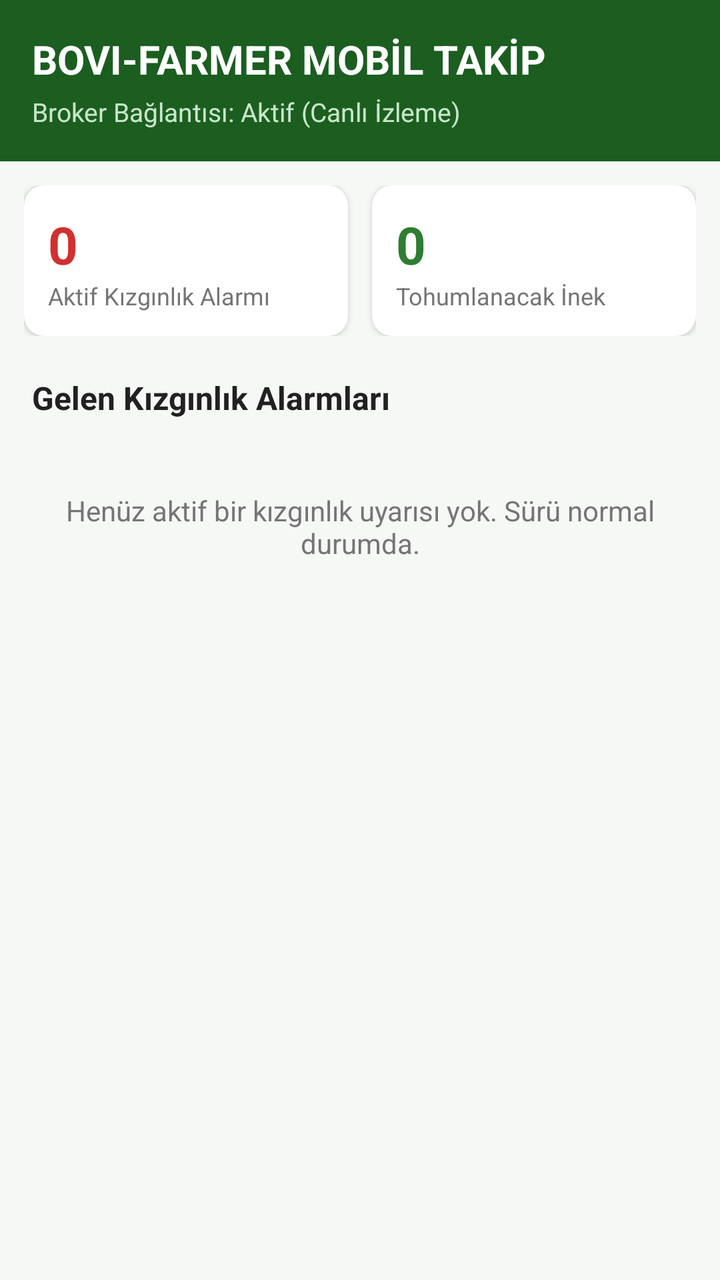
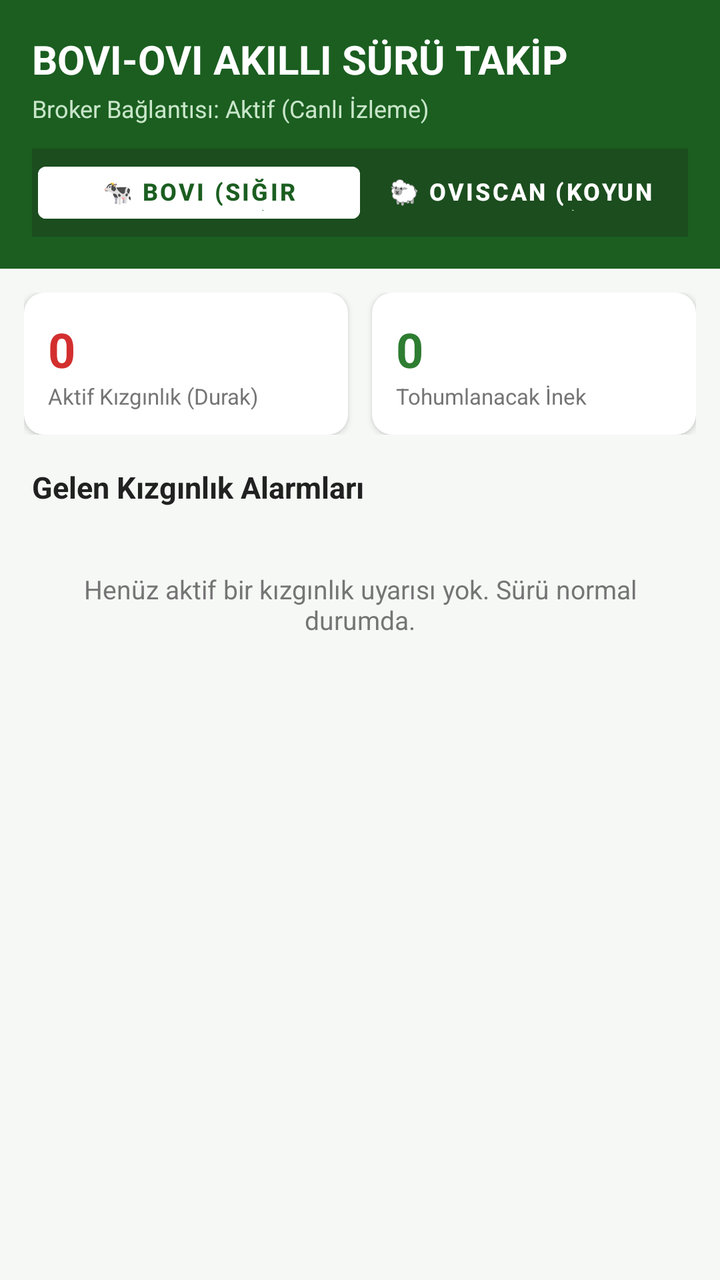

Screens rendered from an Android XML layout before and after an edit, with the pre-edit source and the edit as a unified diff.
<!-- AndroidManifest.xml: application theme Theme.BoviFarmer -->
<!-- res/layout/activity_farmer_main.xml -->
<?xml version="1.0" encoding="utf-8"?>
<LinearLayout xmlns:android="http://schemas.android.com/apk/res/android"
    xmlns:app="http://schemas.android.com/apk/res-auto"
    xmlns:tools="http://schemas.android.com/tools"
    android:layout_width="match_parent"
    android:layout_height="match_parent"
    android:background="@color/bg_light"
    android:orientation="vertical">

    
    <LinearLayout
        android:layout_width="match_parent"
        android:layout_height="wrap_content"
        android:background="@color/primary_farmer"
        android:orientation="vertical"
        android:padding="16dp">

        <TextView
            android:layout_width="wrap_content"
            android:layout_height="wrap_content"
            android:text="BOVI-FARMER MOBİL TAKİP"
            android:textColor="@color/white"
            android:textSize="20sp"
            android:textStyle="bold" />

        <TextView
            android:id="@+id/tvConnectionStatus"
            android:layout_width="wrap_content"
            android:layout_height="wrap_content"
            android:layout_marginTop="4dp"
            android:text="@string/status_connected"
            android:textColor="#C8E6C9"
            android:textSize="13sp" />
    </LinearLayout>

    
    <LinearLayout
        android:layout_width="match_parent"
        android:layout_height="wrap_content"
        android:orientation="horizontal"
        android:padding="12dp">

        <com.google.android.material.card.MaterialCardView
            android:layout_width="0dp"
            android:layout_height="wrap_content"
            android:layout_marginEnd="6dp"
            android:layout_weight="1"
            app:cardBackgroundColor="@color/card_bg"
            app:cardCornerRadius="10dp"
            app:cardElevation="2dp">

            <LinearLayout
                android:layout_width="match_parent"
                android:layout_height="wrap_content"
                android:orientation="vertical"
                android:padding="12dp">

                <TextView
                    android:id="@+id/tvActiveAlertCount"
                    android:layout_width="wrap_content"
                    android:layout_height="wrap_content"
                    android:text="0"
                    android:textColor="@color/alert_red"
                    android:textSize="26sp"
                    android:textStyle="bold" />

                <TextView
                    android:layout_width="wrap_content"
                    android:layout_height="wrap_content"
                    android:text="Aktif Kızgınlık Alarmı"
                    android:textColor="@color/text_secondary"
                    android:textSize="12sp" />
            </LinearLayout>
        </com.google.android.material.card.MaterialCardView>

        <com.google.android.material.card.MaterialCardView
            android:layout_width="0dp"
            android:layout_height="wrap_content"
            android:layout_marginStart="6dp"
            android:layout_weight="1"
            app:cardBackgroundColor="@color/card_bg"
            app:cardCornerRadius="10dp"
            app:cardElevation="2dp">

            <LinearLayout
                android:layout_width="match_parent"
                android:layout_height="wrap_content"
                android:orientation="vertical"
                android:padding="12dp">

                <TextView
                    android:id="@+id/tvInseminationCount"
                    android:layout_width="wrap_content"
                    android:layout_height="wrap_content"
                    android:text="0"
                    android:textColor="@color/accent_farmer"
                    android:textSize="26sp"
                    android:textStyle="bold" />

                <TextView
                    android:layout_width="wrap_content"
                    android:layout_height="wrap_content"
                    android:text="Tohumlanacak İnek"
                    android:textColor="@color/text_secondary"
                    android:textSize="12sp" />
            </LinearLayout>
        </com.google.android.material.card.MaterialCardView>

    </LinearLayout>

    
    <TextView
        android:layout_width="match_parent"
        android:layout_height="wrap_content"
        android:paddingHorizontal="16dp"
        android:paddingTop="8dp"
        android:paddingBottom="4dp"
        android:text="@string/lbl_alerts_heading"
        android:textColor="@color/text_primary"
        android:textSize="16sp"
        android:textStyle="bold" />

    
    <TextView
        android:id="@+id/tvEmptyState"
        android:layout_width="match_parent"
        android:layout_height="wrap_content"
        android:gravity="center"
        android:padding="32dp"
        android:text="@string/lbl_no_alerts"
        android:textColor="@color/text_secondary"
        android:textSize="14sp"
        android:visibility="visible" />

    
    <androidx.recyclerview.widget.RecyclerView
        android:id="@+id/rvAlerts"
        android:layout_width="match_parent"
        android:layout_height="0dp"
        android:layout_weight="1"
        android:paddingHorizontal="8dp"
        android:clipToPadding="false"
        tools:listitem="@layout/item_alert_card" />

</LinearLayout>
<!-- res/layout/item_alert_card.xml (included above) -->
<?xml version="1.0" encoding="utf-8"?>
<com.google.android.material.card.MaterialCardView xmlns:android="http://schemas.android.com/apk/res/android"
    xmlns:app="http://schemas.android.com/apk/res-auto"
    android:layout_width="match_parent"
    android:layout_height="wrap_content"
    android:layout_margin="6dp"
    app:cardBackgroundColor="@color/card_bg"
    app:cardCornerRadius="12dp"
    app:cardElevation="3dp"
    app:strokeColor="@color/alert_red"
    app:strokeWidth="1.5dp">

    <LinearLayout
        android:layout_width="match_parent"
        android:layout_height="wrap_content"
        android:orientation="vertical"
        android:padding="14dp">

        
        <LinearLayout
            android:layout_width="match_parent"
            android:layout_height="wrap_content"
            android:gravity="center_vertical"
            android:orientation="horizontal">

            <TextView
                android:id="@+id/tvCowId"
                android:layout_width="0dp"
                android:layout_height="wrap_content"
                android:layout_weight="1"
                android:text="İNEK: TR-06-3842"
                android:textColor="@color/text_primary"
                android:textSize="17sp"
                android:textStyle="bold" />

            <TextView
                android:id="@+id/tvExposureRateBadge"
                android:layout_width="wrap_content"
                android:layout_height="wrap_content"
                android:background="@drawable/badge_alert_bg"
                android:backgroundTint="@color/alert_red"
                android:paddingHorizontal="10dp"
                android:paddingVertical="4dp"
                android:text="%%% 78.4 ÖSTRUS"
                android:textColor="@color/white"
                android:textSize="12sp"
                android:textStyle="bold" />
        </LinearLayout>

        
        <TextView
            android:id="@+id/tvAlertTime"
            android:layout_width="wrap_content"
            android:layout_height="wrap_content"
            android:layout_marginTop="4dp"
            android:text="Tespit: 10:45 | Vulva Açık Süre: 224 sn"
            android:textColor="@color/text_secondary"
            android:textSize="13sp" />

        
        <LinearLayout
            android:layout_width="match_parent"
            android:layout_height="wrap_content"
            android:layout_marginTop="10dp"
            android:background="#FFF3E0"
            android:orientation="vertical"
            android:padding="10dp">

            <TextView
                android:layout_width="wrap_content"
                android:layout_height="wrap_content"
                android:text="⏰ OPTİMAL TOHUMLAMA ZAMANI:"
                android:textColor="@color/alert_amber"
                android:textSize="12sp"
                android:textStyle="bold" />

            <TextView
                android:id="@+id/tvInseminationWindow"
                android:layout_width="wrap_content"
                android:layout_height="wrap_content"
                android:layout_marginTop="2dp"
                android:text="Bugün Saat 16:00 - 22:00 Arası (12-18 Saat Sonrası)"
                android:textColor="@color/text_primary"
                android:textSize="14sp"
                android:textStyle="bold" />
        </LinearLayout>

        
        <LinearLayout
            android:layout_width="match_parent"
            android:layout_height="wrap_content"
            android:layout_marginTop="10dp"
            android:gravity="end"
            android:orientation="horizontal">

            <Button
                android:id="@+id/btnMarkDone"
                style="@style/Widget.MaterialComponents.Button.TextButton"
                android:layout_width="wrap_content"
                android:layout_height="wrap_content"
                android:text="Tohumlama Yapıldı"
                android:textColor="@color/accent_farmer"
                android:textStyle="bold" />
        </LinearLayout>

    </LinearLayout>
</com.google.android.material.card.MaterialCardView>
<!-- resources referenced by this layout -->
<resources>
  <color name="accent_farmer">#FF2E7D32</color>
  <color name="alert_amber">#FFF57C00</color>
  <color name="alert_red">#FFD32F2F</color>
  <color name="bg_light">#FFF6F8F6</color>
  <color name="card_bg">#FFFFFFFF</color>
  <color name="primary_farmer">#FF1B5E20</color>
  <color name="text_primary">#FF212121</color>
  <color name="text_secondary">#FF757575</color>
  <color name="white">#FFFFFFFF</color>
  <!-- drawable badge_alert_bg (drawable) -->
  <?xml version="1.0" encoding="utf-8"?>
  <shape xmlns:android="http://schemas.android.com/apk/res/android"
      android:shape="rectangle">
      <corners android:radius="12dp" />
      <solid android:color="@color/alert_red" />
  </shape>
  <string name="lbl_alerts_heading">Gelen Kızgınlık Alarmları</string>
  <string name="lbl_no_alerts">Henüz aktif bir kızgınlık uyarısı yok. Sürü normal durumda.</string>
  <string name="status_connected">Broker Bağlantısı: Aktif (Canlı İzleme)</string>
  <style name="Theme.BoviFarmer" parent="Theme.MaterialComponents.DayNight.NoActionBar">
          <item name="colorPrimary">@color/primary_farmer</item>
          <item name="colorPrimaryVariant">@color/primary_farmer_dark</item>
          <item name="colorOnPrimary">@color/white</item>
          <item name="android:windowBackground">@color/bg_light</item>
          <item name="android:statusBarColor">@color/primary_farmer_dark</item>
      </style>
  <color name="primary_farmer_dark">#FF0D3C10</color>
</resources>

<!-- the commit's change to res/layout/activity_farmer_main.xml (unified diff, before → after) -->
@@ -18,7 +18,7 @@
         <TextView
             android:layout_width="wrap_content"
             android:layout_height="wrap_content"
-            android:text="BOVI-FARMER MOBİL TAKİP"
+            android:text="BOVI-OVI AKILLI SÜRÜ TAKİP"
             android:textColor="@color/white"
             android:textSize="20sp"
             android:textStyle="bold" />
@@ -27,120 +27,350 @@
             android:id="@+id/tvConnectionStatus"
             android:layout_width="wrap_content"
             android:layout_height="wrap_content"
-            android:layout_marginTop="4dp"
+            android:layout_marginTop="3dp"
             android:text="@string/status_connected"
             android:textColor="#C8E6C9"
-            android:textSize="13sp" />
+            android:textSize="12sp" />
+
+        
+        <LinearLayout
+            android:layout_width="match_parent"
+            android:layout_height="wrap_content"
+            android:layout_marginTop="12dp"
+            android:background="#1B4D1E"
+            android:padding="3dp"
+            android:orientation="horizontal">
+
+            <Button
+                android:id="@+id/btnTabBovi"
+                style="@style/Widget.MaterialComponents.Button.TextButton"
+                android:layout_width="0dp"
+                android:layout_height="38dp"
+                android:layout_weight="1"
+                android:backgroundTint="@color/white"
+                android:text="🐄 Bovi (Sığır Kızgınlık)"
+                android:textColor="@color/primary_farmer"
+                android:textSize="12sp"
+                android:textStyle="bold" />
+
+            <Button
+                android:id="@+id/btnTabOvi"
+                style="@style/Widget.MaterialComponents.Button.TextButton"
+                android:layout_width="0dp"
+                android:layout_height="38dp"
+                android:layout_weight="1"
+                android:text="🐑 OviScan (Koyun Gebelik)"
+                android:textColor="@color/white"
+                android:textSize="12sp"
+                android:textStyle="bold" />
+        </LinearLayout>
     </LinearLayout>
 
     
     <LinearLayout
+        android:id="@+id/layoutBoviView"
         android:layout_width="match_parent"
-        android:layout_height="wrap_content"
-        android:orientation="horizontal"
-        android:padding="12dp">
-
-        <com.google.android.material.card.MaterialCardView
-            android:layout_width="0dp"
-            android:layout_height="wrap_content"
-            android:layout_marginEnd="6dp"
+        android:layout_height="match_parent"
+        android:orientation="vertical">
+
+        
+        <LinearLayout
+            android:layout_width="match_parent"
+            android:layout_height="wrap_content"
+            android:orientation="horizontal"
+            android:padding="12dp">
+
+            <com.google.android.material.card.MaterialCardView
+                android:layout_width="0dp"
+                android:layout_height="wrap_content"
+                android:layout_marginEnd="6dp"
+                android:layout_weight="1"
+                app:cardBackgroundColor="@color/card_bg"
+                app:cardCornerRadius="10dp"
+                app:cardElevation="2dp">
+
+                <LinearLayout
+                    android:layout_width="match_parent"
+                    android:layout_height="wrap_content"
+                    android:orientation="vertical"
+                    android:padding="12dp">
+
+                    <TextView
+                        android:id="@+id/tvActiveAlertCount"
+                        android:layout_width="wrap_content"
+                        android:layout_height="wrap_content"
+                        android:text="0"
+                        android:textColor="@color/alert_red"
+                        android:textSize="24sp"
+                        android:textStyle="bold" />
+
+                    <TextView
+                        android:layout_width="wrap_content"
+                        android:layout_height="wrap_content"
+                        android:text="Aktif Kızgınlık (Durak)"
+                        android:textColor="@color/text_secondary"
+                        android:textSize="11sp" />
+                </LinearLayout>
+            </com.google.android.material.card.MaterialCardView>
+
+            <com.google.android.material.card.MaterialCardView
+                android:layout_width="0dp"
+                android:layout_height="wrap_content"
+                android:layout_marginStart="6dp"
+                android:layout_weight="1"
+                app:cardBackgroundColor="@color/card_bg"
+                app:cardCornerRadius="10dp"
+                app:cardElevation="2dp">
+
+                <LinearLayout
+                    android:layout_width="match_parent"
+                    android:layout_height="wrap_content"
+                    android:orientation="vertical"
+                    android:padding="12dp">
+
+                    <TextView
+                        android:id="@+id/tvInseminationCount"
+                        android:layout_width="wrap_content"
+                        android:layout_height="wrap_content"
+                        android:text="0"
+                        android:textColor="@color/accent_farmer"
+                        android:textSize="24sp"
+                        android:textStyle="bold" />
+
+                    <TextView
+                        android:layout_width="wrap_content"
+                        android:layout_height="wrap_content"
+                        android:text="Tohumlanacak İnek"
+                        android:textColor="@color/text_secondary"
+                        android:textSize="11sp" />
+                </LinearLayout>
+            </com.google.android.material.card.MaterialCardView>
+        </LinearLayout>
+
+        
+        <TextView
+            android:layout_width="match_parent"
+            android:layout_height="wrap_content"
+            android:paddingHorizontal="16dp"
+            android:paddingTop="4dp"
+            android:paddingBottom="4dp"
+            android:text="@string/lbl_alerts_heading"
+            android:textColor="@color/text_primary"
+            android:textSize="15sp"
+            android:textStyle="bold" />
+
+        <TextView
+            android:id="@+id/tvEmptyState"
+            android:layout_width="match_parent"
+            android:layout_height="wrap_content"
+            android:gravity="center"
+            android:padding="28dp"
+            android:text="@string/lbl_no_alerts"
+            android:textColor="@color/text_secondary"
+            android:textSize="13sp"
+            android:visibility="visible" />
+
+        <androidx.recyclerview.widget.RecyclerView
+            android:id="@+id/rvAlerts"
+            android:layout_width="match_parent"
+            android:layout_height="0dp"
             android:layout_weight="1"
-            app:cardBackgroundColor="@color/card_bg"
-            app:cardCornerRadius="10dp"
-            app:cardElevation="2dp">
-
-            <LinearLayout
+            android:paddingHorizontal="8dp"
+            android:clipToPadding="false"
+            tools:listitem="@layout/item_alert_card" />
+    </LinearLayout>
+
+    
+    <ScrollView
+        android:id="@+id/layoutOviView"
+        android:layout_width="match_parent"
+        android:layout_height="match_parent"
+        android:visibility="gone">
+
+        <LinearLayout
+            android:layout_width="match_parent"
+            android:layout_height="wrap_content"
+            android:orientation="vertical"
+            android:padding="12dp">
+
+            
+            <com.google.android.material.card.MaterialCardView
                 android:layout_width="match_parent"
                 android:layout_height="wrap_content"
-                android:orientation="vertical"
-                android:padding="12dp">
+                app:cardBackgroundColor="#FFF8E1"
+                app:cardCornerRadius="8dp"
+                app:strokeColor="#FFE082"
+                app:strokeWidth="1dp">
 
                 <TextView
-                    android:id="@+id/tvActiveAlertCount"
-                    android:layout_width="wrap_content"
+                    android:layout_width="match_parent"
                     android:layout_height="wrap_content"
-                    android:text="0"
-                    android:textColor="@color/alert_red"
-                    android:textSize="26sp"
-                    android:textStyle="bold" />
-
-                <TextView
-                    android:layout_width="wrap_content"
+                    android:padding="10dp"
+                    android:text="⚠️ ÖNEMLİ: OviScan, standart telefon sensörleriyle (mikrofon, kamera, ivmeölçer) çalışan bir ön tarama aracıdır; veteriner hekim ultrasonunun yerini almaz."
+                    android:textColor="#E65100"
+                    android:textSize="11sp" />
+            </com.google.android.material.card.MaterialCardView>
+
+            
+            <com.google.android.material.card.MaterialCardView
+                android:layout_width="match_parent"
+                android:layout_height="wrap_content"
+                android:layout_marginTop="10dp"
+                app:cardBackgroundColor="@color/card_bg"
+                app:cardCornerRadius="10dp"
+                app:cardElevation="2dp">
+
+                <LinearLayout
+                    android:layout_width="match_parent"
                     android:layout_height="wrap_content"
-                    android:text="Aktif Kızgınlık Alarmı"
-                    android:textColor="@color/text_secondary"
-                    android:textSize="12sp" />
-            </LinearLayout>
-        </com.google.android.material.card.MaterialCardView>
-
-        <com.google.android.material.card.MaterialCardView
-            android:layout_width="0dp"
-            android:layout_height="wrap_content"
-            android:layout_marginStart="6dp"
-            android:layout_weight="1"
-            app:cardBackgroundColor="@color/card_bg"
-            app:cardCornerRadius="10dp"
-            app:cardElevation="2dp">
-
-            <LinearLayout
+                    android:orientation="vertical"
+                    android:padding="14dp">
+
+                    <TextView
+                        android:layout_width="wrap_content"
+                        android:layout_height="wrap_content"
+                        android:text="Koyun Gebelik Ön Taraması Başlat"
+                        android:textColor="@color/text_primary"
+                        android:textSize="15sp"
+                        android:textStyle="bold" />
+
+                    <LinearLayout
+                        android:layout_width="match_parent"
+                        android:layout_height="wrap_content"
+                        android:layout_marginTop="8dp"
+                        android:orientation="horizontal">
+
+                        <EditText
+                            android:id="@+id/etSheepTag"
+                            android:layout_width="0dp"
+                            android:layout_height="wrap_content"
+                            android:layout_weight="1"
+                            android:hint="Küpe No (TR-06-KOYUN-01)"
+                            android:text="TR-06-KOYUN-01"
+                            android:textSize="13sp" />
+
+                        <EditText
+                            android:id="@+id/etInsemDays"
+                            android:layout_width="90dp"
+                            android:layout_height="wrap_content"
+                            android:hint="Gün"
+                            android:inputType="number"
+                            android:text="42"
+                            android:textSize="13sp" />
+                    </LinearLayout>
+
+                    <Button
+                        android:id="@+id/btnRunOviScan"
+                        android:layout_width="match_parent"
+                        android:layout_height="wrap_content"
+                        android:layout_marginTop="10dp"
+                        android:backgroundTint="@color/primary_farmer"
+                        android:text="🐑 Multimodal Gebelik Taraması Yap"
+                        android:textColor="@color/white"
+                        android:textSize="13sp"
+                        android:textStyle="bold" />
+                </LinearLayout>
+            </com.google.android.material.card.MaterialCardView>
+
+            
+            <com.google.android.material.card.MaterialCardView
+                android:id="@+id/cardOviResult"
                 android:layout_width="match_parent"
                 android:layout_height="wrap_content"
-                android:orientation="vertical"
-                android:padding="12dp">
-
-                <TextView
-                    android:id="@+id/tvInseminationCount"
-                    android:layout_width="wrap_content"
+                android:layout_marginTop="12dp"
+                app:cardBackgroundColor="@color/card_bg"
+                app:cardCornerRadius="12dp"
+                app:cardElevation="3dp"
+                app:strokeColor="#2E7D32"
+                app:strokeWidth="1.5dp">
+
+                <LinearLayout
+                    android:layout_width="match_parent"
                     android:layout_height="wrap_content"
-                    android:text="0"
-                    android:textColor="@color/accent_farmer"
-                    android:textSize="26sp"
-                    android:textStyle="bold" />
-
-                <TextView
-                    android:layout_width="wrap_content"
-                    android:layout_height="wrap_content"
-                    android:text="Tohumlanacak İnek"
-                    android:textColor="@color/text_secondary"
-                    android:textSize="12sp" />
-            </LinearLayout>
-        </com.google.android.material.card.MaterialCardView>
-
-    </LinearLayout>
-
-    
-    <TextView
-        android:layout_width="match_parent"
-        android:layout_height="wrap_content"
-        android:paddingHorizontal="16dp"
-        android:paddingTop="8dp"
-        android:paddingBottom="4dp"
-        android:text="@string/lbl_alerts_heading"
-        android:textColor="@color/text_primary"
-        android:textSize="16sp"
-        android:textStyle="bold" />
-
-    
-    <TextView
-        android:id="@+id/tvEmptyState"
-        android:layout_width="match_parent"
-        android:layout_height="wrap_content"
-        android:gravity="center"
-        android:padding="32dp"
-        android:text="@string/lbl_no_alerts"
-        android:textColor="@color/text_secondary"
-        android:textSize="14sp"
-        android:visibility="visible" />
-
-    
-    <androidx.recyclerview.widget.RecyclerView
-        android:id="@+id/rvAlerts"
-        android:layout_width="match_parent"
-        android:layout_height="0dp"
-        android:layout_weight="1"
-        android:paddingHorizontal="8dp"
-        android:clipToPadding="false"
-        tools:listitem="@layout/item_alert_card" />
+                    android:orientation="vertical"
+                    android:padding="14dp">
+
+                    <LinearLayout
+                        android:layout_width="match_parent"
+                        android:layout_height="wrap_content"
+                        android:gravity="center_vertical"
+                        android:orientation="horizontal">
+
+                        <TextView
+                            android:id="@+id/tvOviTagTitle"
+                            android:layout_width="0dp"
+                            android:layout_height="wrap_content"
+                            android:layout_weight="1"
+                            android:text="TR-06-KOYUN-01"
+                            android:textColor="@color/text_primary"
+                            android:textSize="16sp"
+                            android:textStyle="bold" />
+
+                        <TextView
+                            android:id="@+id/tvOviProbabilityBadge"
+                            android:layout_width="wrap_content"
+                            android:layout_height="wrap_content"
+                            android:background="@drawable/badge_alert_bg"
+                            android:backgroundTint="#2E7D32"
+                            android:paddingHorizontal="10dp"
+                            android:paddingVertical="4dp"
+                            android:text="%84 GEBE OLASILIĞI"
+                            android:textColor="@color/white"
+                            android:textSize="11sp"
+                            android:textStyle="bold" />
+                    </LinearLayout>
+
+                    <TextView
+                        android:id="@+id/tvOviRiskDesc"
+                        android:layout_width="match_parent"
+                        android:layout_height="wrap_content"
+                        android:layout_marginTop="4dp"
+                        android:text="Sensör sinyalleri ve tohumlama sonrası davranış örüntüsü gebelik ile yüksek derecede uyumlu."
+                        android:textColor="@color/text_secondary"
+                        android:textSize="12sp" />
+
+                    
+                    <LinearLayout
+                        android:id="@+id/layoutOviXai"
+                        android:layout_width="match_parent"
+                        android:layout_height="wrap_content"
+                        android:layout_marginTop="8dp"
+                        android:background="#F1F8E9"
+                        android:orientation="vertical"
+                        android:padding="10dp">
+
+                        <TextView
+                            android:layout_width="wrap_content"
+                            android:layout_height="wrap_content"
+                            android:text="📊 SENSÖR FÜZYON BULGULARI:"
+                            android:textColor="#33691E"
+                            android:textSize="11sp"
+                            android:textStyle="bold" />
+
+                        <TextView
+                            android:id="@+id/tvOviXaiReasons"
+                            android:layout_width="match_parent"
+                            android:layout_height="wrap_content"
+                            android:layout_marginTop="2dp"
+                            android:text="• Dahili Mikrofon: Düzenli geviş getirme ritmi\n• Dahili İvmeölçer: Yüksek yatma oranı (%45)\n• Dahili Kamera: 31 BPM solunum frekansı\n• Tohumlama Takvimi: 42. gün (2. döngü aşılmış)"
+                            android:textColor="#1B5E20"
+                            android:textSize="11sp" />
+                    </LinearLayout>
+
+                    <TextView
+                        android:id="@+id/tvOviRecommendation"
+                        android:layout_width="match_parent"
+                        android:layout_height="wrap_content"
+                        android:layout_marginTop="8dp"
+                        android:text="Öneri: Sürü yönetiminde gebe rasyonuna geçiş planlayınız. Doğrulama için veteriner hekim ultrason randevusu alınız."
+                        android:textColor="@color/text_primary"
+                        android:textSize="12sp"
+                        android:textStyle="bold" />
+                </LinearLayout>
+            </com.google.android.material.card.MaterialCardView>
+
+        </LinearLayout>
+    </ScrollView>
 
 </LinearLayout>
 <!-- res/layout/item_alert_card.xml (included above) -->
